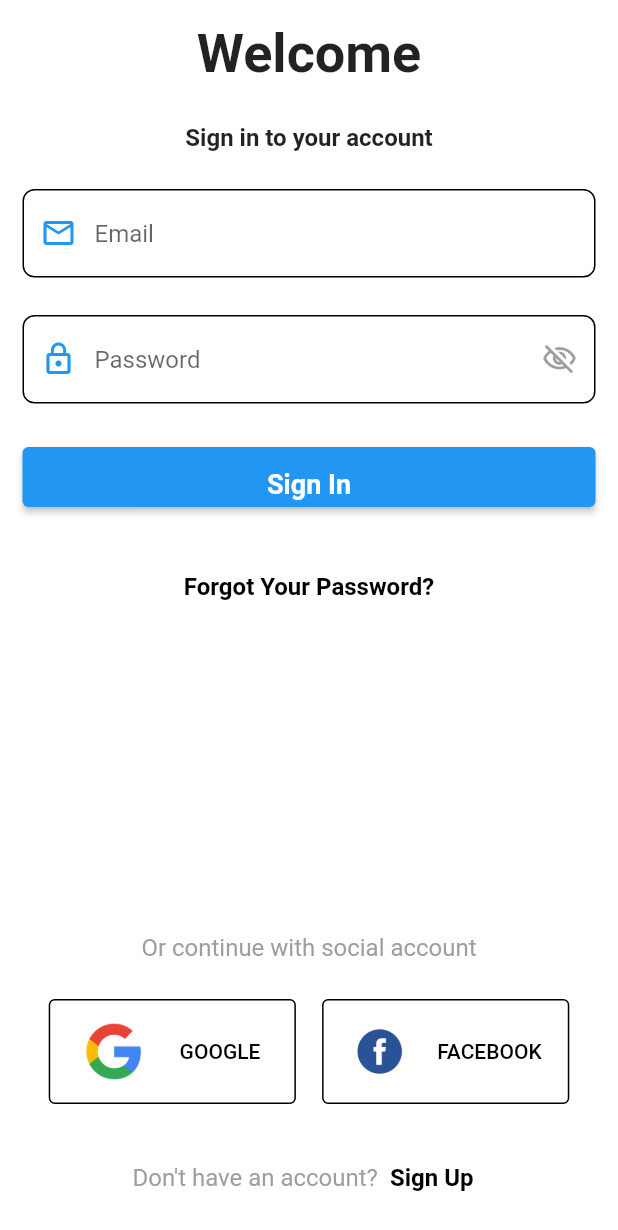
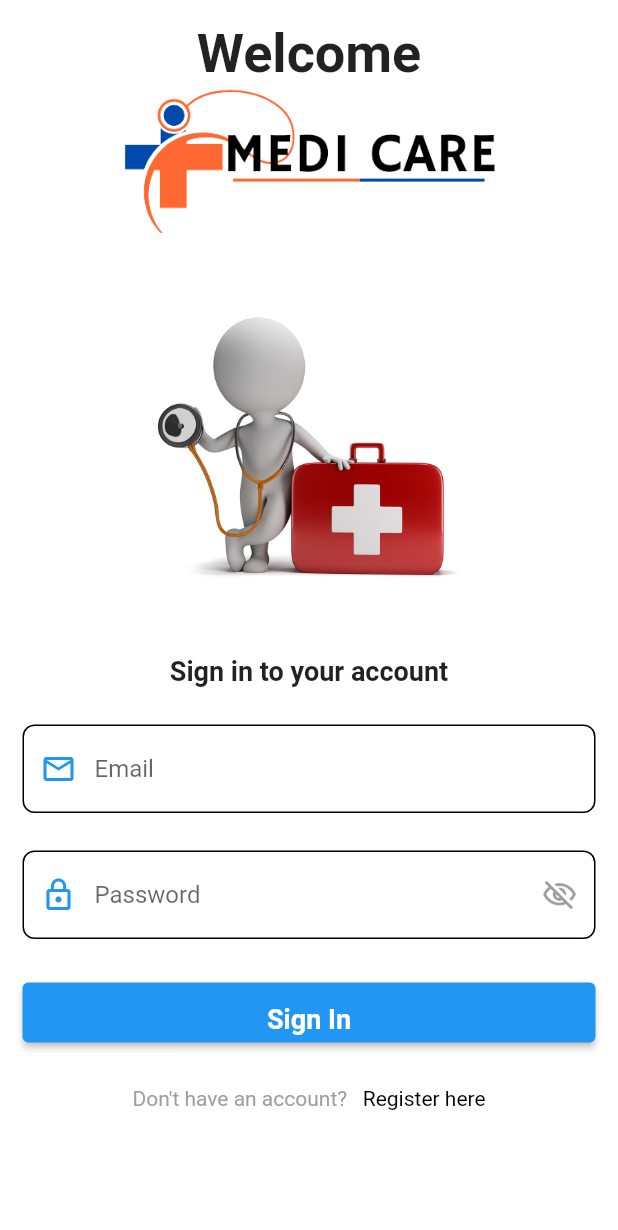
Before and after one commit to Teshan2000/Healthcare-Mobile-Application, a Flutter app: the screen it shows after launch, on a phone screen of 412 x 824 dp. Shown: the top 1230 px of the screen. Run offline on Flutter 3.47's test engine with Material 2 defaults, Android fonts, the phone set to English and light mode, and no system bars; our stand-ins replace dio, file_picker, lottie, rating_dialog, shared_preferences, table_calendar.

```diff
--- a/healthcare_management_system/lib/main.dart
+++ b/healthcare_management_system/lib/main.dart
@@ -3,6 +3,7 @@ import 'package:healthcare_management_system/models/authModel.dart';
 import 'package:healthcare_management_system/screens/auth.dart';
 import 'package:healthcare_management_system/screens/doctorDetails.dart';
 import 'package:healthcare_management_system/screens/home.dart';
+import 'package:healthcare_management_system/screens/loginPage.dart';
 import 'package:healthcare_management_system/screens/payment.dart';
 import 'package:healthcare_management_system/screens/schedule.dart';
 import 'package:healthcare_management_system/screens/settings.dart';
@@ -54,7 +55,7 @@ class MyApp extends StatelessWidget {
 
         initialRoute: '/',
         routes: {
-          '/':(context) => const AuthPage(),
+          '/':(context) => LoginPage(),
           'login':(context) => const Home(),
           'login':(context) => const Layout(),
           'symptoms': (context) => Symptoms(),
--- /dev/null
+++ b/healthcare_management_system/lib/screens/loginPage.dart
@@ -0,0 +1,97 @@
+import 'package:flutter/gestures.dart';
+import 'package:flutter/material.dart';
+import 'package:healthcare_management_system/components/loginForm.dart';
+import 'package:healthcare_management_system/screens/registerPage.dart';
+import 'package:healthcare_management_system/utils/config.dart';
+import 'package:healthcare_management_system/utils/text.dart';
+
+class LoginPage extends StatelessWidget {
+  @override
+  Widget build(BuildContext context) {
+    Config().init(context);
+    return Scaffold(
+      body: SingleChildScrollView(
+        child: Padding(
+          padding: const EdgeInsets.symmetric(horizontal: 15, vertical: 15),
+          child: SafeArea(
+            child: Column(
+              mainAxisAlignment: MainAxisAlignment.start,
+              crossAxisAlignment: CrossAxisAlignment.start,
+              children: <Widget>[
+                Center(
+                  child: Text(
+                    AppText.enText['welcome_text']!,
+                    style: const TextStyle(
+                      fontSize: 36,
+                      fontWeight: FontWeight.bold,
+                    ),
+                  ),
+                ),
+                Center(
+                  child: SizedBox(
+                    width: 350,
+                    height: 100,
+                    child: Image.asset("Assets/home_banner.png"),
+                  ),
+                ),
+                Center(
+                  child: SizedBox(
+                    width: 230,
+                    height: 280,
+                    child: Image.asset("Assets/login.png"),
+                  ),
+                ),
+                Center(
+                  child: Text(
+                    AppText.enText['signIn_text']!,
+                    style: const TextStyle(
+                      fontSize: 18,
+                      fontWeight: FontWeight.bold,
+                    ),
+                  ),
+                ),
+                Config.spaceSmall,
+                LoginForm(),
+                Config.spaceSmall,
+                Row(
+                  mainAxisAlignment: MainAxisAlignment.center,
+                    children: <Widget>[
+                      Text.rich(
+                        TextSpan(
+                          text: "Don't have an account? ",
+                          style: TextStyle(
+                            color: Colors.grey.shade500,
+                            fontSize: 14,
+                          ),
+                          children: <TextSpan>[
+                            TextSpan(
+                              text: "  Register here",
+                              style: const TextStyle(
+                                color: Colors.black,
+                                decorationStyle: TextDecorationStyle.solid,
+                              ),
+                              recognizer: TapGestureRecognizer()
+                                ..onTap = () {
+                                  Navigator.push(
+                                    context,
+                                    MaterialPageRoute(
+                                      builder: (context) => RegisterPage(),
+                                    ),
+                                  );
+                                },
+                            ),
+                          ],
+                        ),
+                      ),
+                  ]
+                )
+
+
+              ],
+            ),
+          ),
+        ),
+      ),
+    );
+  }
+}
--- a/healthcare_management_system/lib/utils/text.dart
+++ b/healthcare_management_system/lib/utils/text.dart
@@ -5,7 +5,7 @@ class AppText {
     'welcome_text': 'Welcome',
     'signIn_text': 'Sign in to your account',
     'registered_text': 'Already have an account?',
-    'register_text': 'You can easily sign up, and connect to the Doctors nearby you',
+    'register_text': 'Create a new account',
     'signUp_text': 'Don\'t have an account?',
     'social-login': 'Or continue with social account',
     'forgot-password': 'Forgot Your Password?',
--- a/healthcare_management_system/pubspec.yaml
+++ b/healthcare_management_system/pubspec.yaml
@@ -74,7 +74,7 @@ flutter:
     - Assets/
     - Assets/banner/
     - Assets/symptoms/
-    - Assets/google.png
+    - Assets/home_banner.png
         # - images/a_dot_ham.jpeg
 
 
```
Also changed, not shown: healthcare_management_system/lib/screens/registerPage.dart (added, +93 -0 lines), healthcare_management_system/Assets/home_banner.png (added), healthcare_management_system/Assets/login.png (added), healthcare_management_system/Assets/register.png (added).
